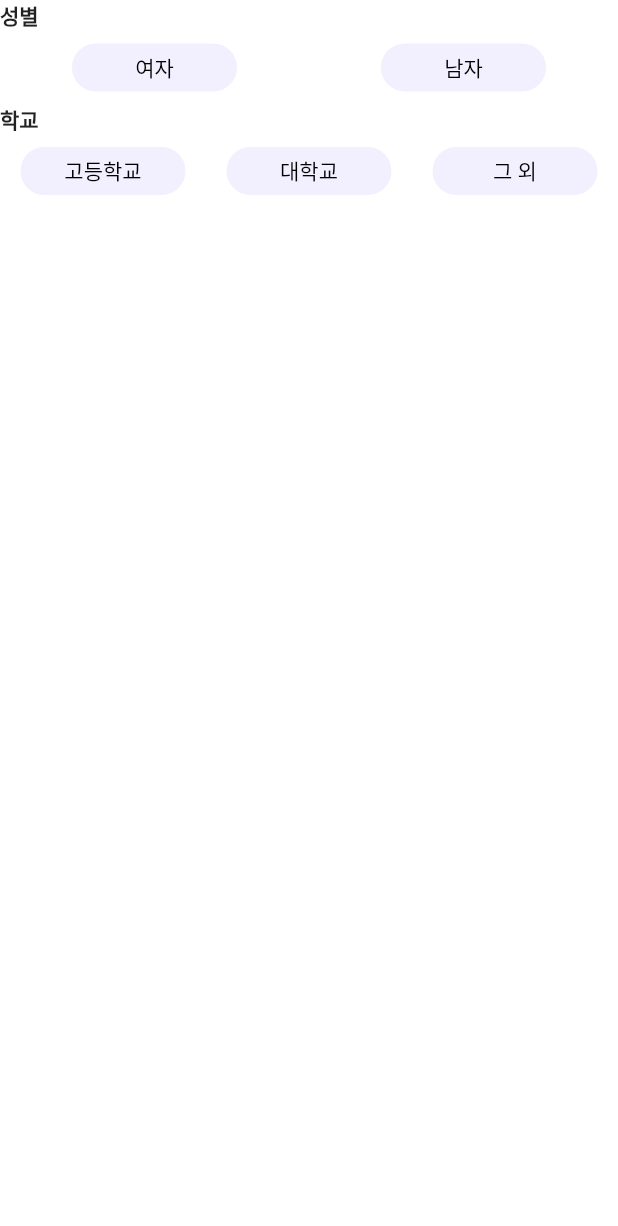
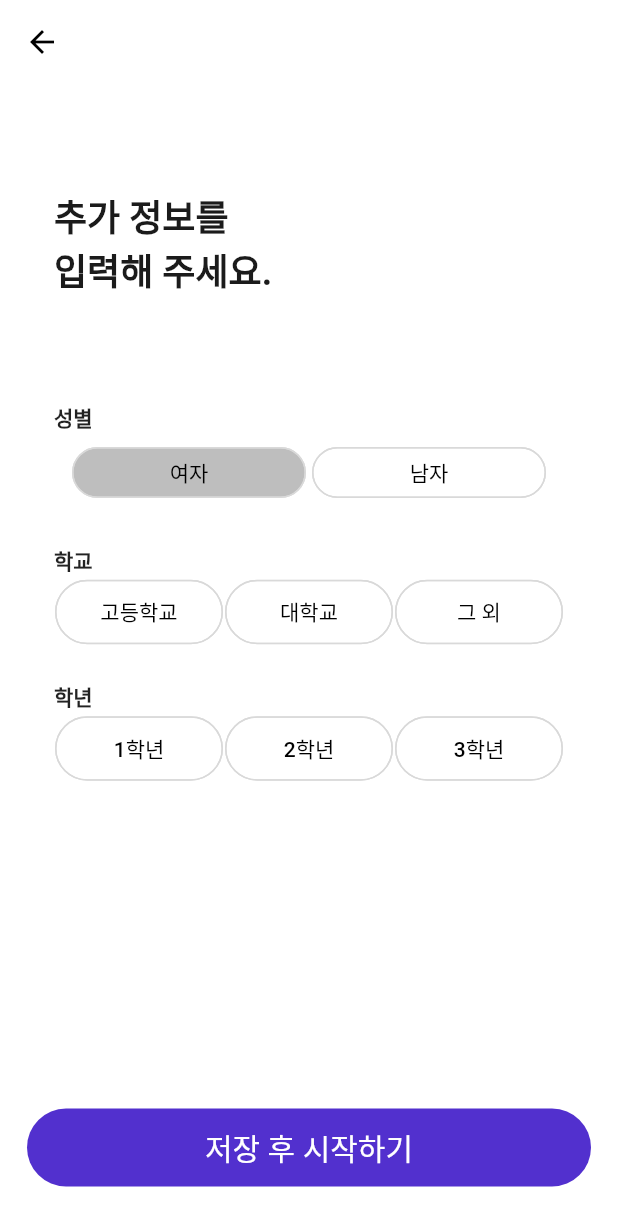
Before and after one commit to sk-lookie-routine/lighthouse, a Flutter app: the screen it shows after launch, after a tap on "여자", on a phone screen of 412 x 824 dp. Shown: the top 1226 px of the screen. Run offline on Flutter 3.47's test engine with Material 2 defaults, Android fonts, the phone set to English and light mode, and no system bars; our stand-ins replace firebase_auth, firebase_core, google_sign_in; missing offline and left inert: flutter_web_auth; accounts and stored records are empty; Roboto replaces fonts that are missing (NotoSansCJKkr).

Commit message:
signup_moreinfo => add SingleChoice function

```diff
--- a/lib/components/keyword_button.dart
+++ b/lib/components/keyword_button.dart
@@ -6,10 +6,12 @@ class KeyWordButton extends StatelessWidget {
   final bool selected;
   final Color selectedColor;
   final Function onSelected;
+  final double width;
 
   const KeyWordButton({
     Key key,
     @required this.text,
+    @required this.width,
     @required this.onSelected,
     @required this.selected,
     @required this.selectedColor,
@@ -18,12 +20,19 @@ class KeyWordButton extends StatelessWidget {
   Widget build(BuildContext context) {
     return ChoiceChip(
         padding: EdgeInsets.all(2.0),
+        backgroundColor: Colors.white,
+        side: BorderSide(color: const Color(0xffd9d9d9)),
         label: Container(
-          width: 90,
-          child: Text(
-            text,
-            style: TextStyle(color: Colors.black),
-            textAlign: TextAlign.center,
+          width: width,
+          alignment: Alignment.center,
+          child: Padding(
+            padding: EdgeInsets.fromLTRB(0, 8, 0, 8),
+            child: Text(
+              text,
+              style: TextStyle(
+                color: Colors.black,
+              ),
+            ),
           ),
         ),
         selected: selected,
--- a/lib/main.dart
+++ b/lib/main.dart
@@ -22,7 +22,7 @@ class MyApp extends StatelessWidget {
         primaryColor: primaryColor,
         scaffoldBackgroundColor: Colors.white,
       ),
-      home: SignUpMoreInfo(),
+      home: SignUpScreen(),
     );
   }
 }
--- a/lib/screens/signup/components/body.dart
+++ b/lib/screens/signup/components/body.dart
@@ -1,5 +1,6 @@
 import 'package:flutter/material.dart';
 import 'package:lighthouse/components/signup_button.dart';
+import 'package:lighthouse/screens/signup/components/sign_up_moreinfo.dart';
 import 'package:lighthouse/utilities/constants.dart';
 import 'package:lighthouse/utilities/styles.dart';
 
@@ -38,7 +39,7 @@ class _BodyState extends State<Body> {
                         ),
                       ),
                     ),
-                    //컴포넌트 여기에 추가
+                    SignUpMoreInfo(),
                   ],
                 ),
               ),
--- a/lib/screens/signup/components/sign_up_moreinfo.dart
+++ b/lib/screens/signup/components/sign_up_moreinfo.dart
@@ -4,6 +4,7 @@ import 'package:lighthouse/components/keyword_button.dart';
 import 'package:lighthouse/components/signup_button.dart';
 import 'package:lighthouse/screens/signup/components/sign_up_nickname.dart';
 import 'package:lighthouse/utilities/colors.dart';
+import 'package:lighthouse/utilities/constants.dart';
 import 'package:lighthouse/utilities/styles.dart';
 
 class SignUpMoreInfo extends StatefulWidget {
@@ -19,36 +20,42 @@ class _SignUpMoreInfoState extends State<SignUpMoreInfo> {
   }
 
   Widget build(BuildContext context) {
-    return SafeArea(
-      child: Scaffold(
-        body: Column(
-          crossAxisAlignment: CrossAxisAlignment.start,
-          children: <Widget>[
+    Size size = MediaQuery.of(context).size;
+    List<String> sexList = ["여자", "남자"];
+    List<String> schoolList = ["고등학교", "대학교", "그 외"];
+    List<String> gradeList = ["1학년", "2학년", "3학년"];
+    String selectedsexList;
+    double width;
+    return SizedBox(
+      height: getHeightByScreenSize(size.height, 310),
+      child: ListView(
+        children: [
           Container(
             child: Text(
               '성별',
-                style: TextStyle(fontSize: 14, fontWeight: FontWeight.bold),
+              style: moreInfoSubText,
             ),
           ),
           Row(
-              mainAxisAlignment: MainAxisAlignment.spaceAround,
+            mainAxisAlignment: MainAxisAlignment.spaceEvenly,
             children: [
-                KeyWordButton(
-                    text: '여자',
-                    onSelected: onSelected,
-                    selected: _selected,
-                    selectedColor: primaryLightColor),
-                KeyWordButton(
-                    text: '남자',
-                    onSelected: onSelected,
-                    selected: _selected,
-                    selectedColor: primaryLightColor),
+              SingleChoice(
+                sexList,
+                onSelectionChanged: (selectedList) {
+                  setState(() {
+                    selectedsexList = selectedList;
+                  });
+                },
+              ),
             ],
+          ),
+          Padding(
+            padding: EdgeInsets.only(top: 22),
           ),
           Container(
             child: Text(
               '학교',
-                style: TextStyle(fontSize: 14, fontWeight: FontWeight.bold),
+              style: moreInfoSubText,
             ),
           ),
           Row(
@@ -58,22 +65,115 @@ class _SignUpMoreInfoState extends State<SignUpMoreInfo> {
                 text: '고등학교',
                 onSelected: onSelected,
                 selected: _selected,
-                    selectedColor: primaryLightColor),
+                selectedColor: primaryLightColor,
+                width: 90,
+              ),
               KeyWordButton(
                 text: '대학교',
                 onSelected: onSelected,
                 selected: _selected,
-                    selectedColor: primaryLightColor),
+                selectedColor: primaryLightColor,
+                width: 90,
+              ),
               KeyWordButton(
                 text: '그 외',
                 onSelected: onSelected,
                 selected: _selected,
-                    selectedColor: primaryLightColor),
+                selectedColor: primaryLightColor,
+                width: 90,
+              ),
+            ],
+          ),
+          Padding(
+            padding: EdgeInsets.only(top: 22),
+          ),
+          Container(
+            child: Text(
+              '학년',
+              style: moreInfoSubText,
+            ),
+          ),
+          Row(
+            mainAxisAlignment: MainAxisAlignment.spaceAround,
+            children: [
+              KeyWordButton(
+                text: '1학년',
+                onSelected: onSelected,
+                selected: _selected,
+                selectedColor: primaryLightColor,
+                width: 90,
+              ),
+              KeyWordButton(
+                text: '2학년',
+                onSelected: onSelected,
+                selected: _selected,
+                selectedColor: primaryLightColor,
+                width: 90,
+              ),
+              KeyWordButton(
+                text: '3학년',
+                onSelected: onSelected,
+                selected: _selected,
+                selectedColor: primaryLightColor,
+                width: 90,
+              ),
             ],
           ),
         ],
       ),
-      ),
     );
   }
 }
+
+class SingleChoice extends StatefulWidget {
+  final List<String> sexList;
+  final Function(String) onSelectionChanged;
+
+  SingleChoice(this.sexList, {this.onSelectionChanged});
+
+  _SingleChoiceState createState() => _SingleChoiceState();
+}
+
+class _SingleChoiceState extends State<SingleChoice> {
+  String selectedChoice = "";
+
+  double width;
+  _buildChoiceList() {
+    List<Widget> choices = [];
+
+    widget.sexList.forEach((item) {
+      choices.add(Container(
+        padding: const EdgeInsets.all(2.0),
+        child: ChoiceChip(
+          padding: EdgeInsets.all(2.0),
+          backgroundColor: Colors.white,
+          side: BorderSide(color: const Color(0xffd9d9d9)),
+          label: Container(
+            width: 134,
+            alignment: Alignment.center,
+            child: Text(
+              item,
+              style: TextStyle(
+                color: Colors.black,
+              ),
+            ),
+          ),
+          selected: selectedChoice == item,
+          onSelected: (selected) {
+            setState(() {
+              selectedChoice = item;
+              widget.onSelectionChanged(selectedChoice);
+            });
+          },
+        ),
+      ));
+    });
+    return choices;
+  }
+
+  Widget build(BuildContext context) {
+    return Wrap(
+      children: _buildChoiceList(),
+    );
+  }
+}
--- a/lib/screens/signup/components/sign_up_nickname.dart
+++ b/lib/screens/signup/components/sign_up_nickname.dart
@@ -1,6 +1,6 @@
 import 'package:flutter/material.dart';
 import 'package:lighthouse/components/signup_button.dart';
-import 'package:lighthouse/screens/signup/sign_up_moreinfo_screen.dart';
+import 'package:lighthouse/screens/signup/components/sign_up_moreinfo.dart';
 import 'package:lighthouse/screens/welcome/welcome_screen.dart';
 
 class SignUpNickName extends StatefulWidget {
--- a/lib/utilities/styles.dart
+++ b/lib/utilities/styles.dart
@@ -5,3 +5,5 @@ const signUpTitleStyle = TextStyle(
     fontWeight: FontWeight.w700,
     fontStyle: FontStyle.normal,
     fontSize: 24.0);
+
+const moreInfoSubText = TextStyle(fontSize: 14, fontWeight: FontWeight.bold);
```
Also changed, not shown: 1 other file. Lines whose indentation alone changed are shown as unchanged.
